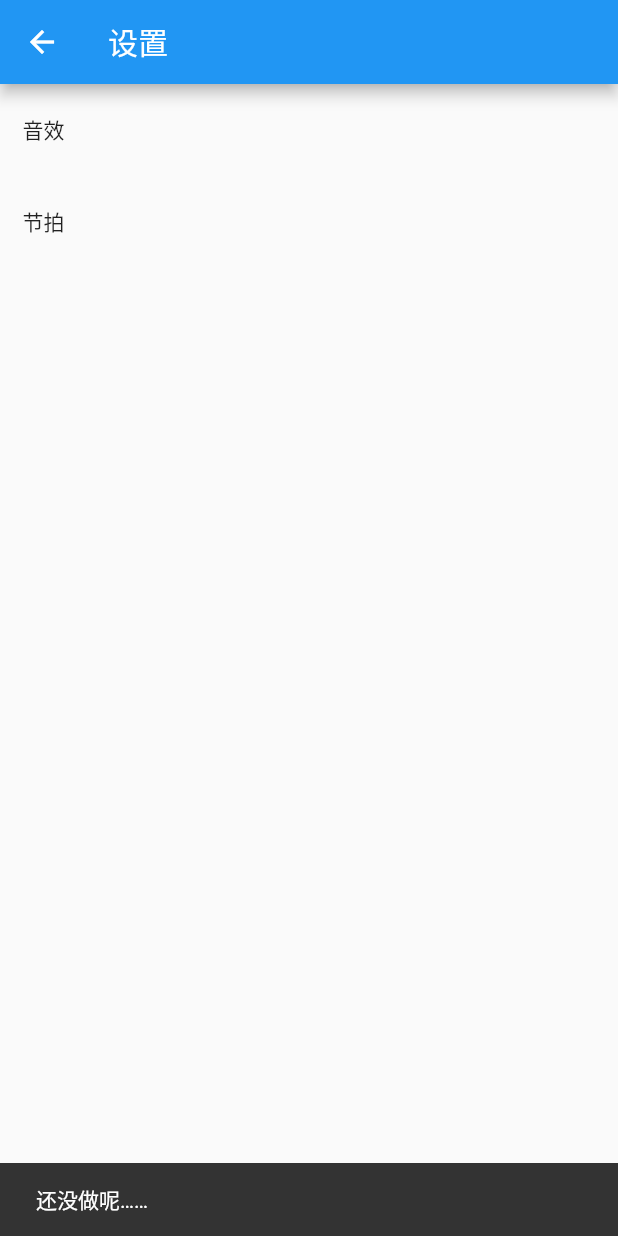
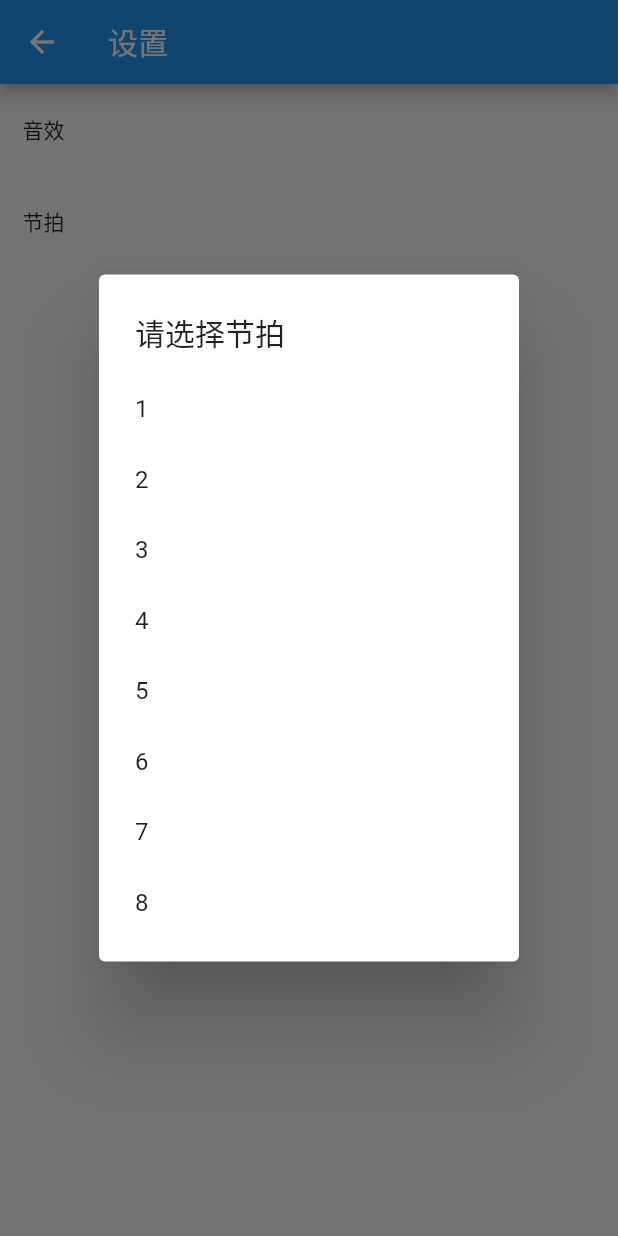
Before and after one commit to summerscar/metronome_flutter, a Flutter app: the Setting screen opened directly, after a tap on "节拍", on a phone screen of 412 x 824 dp. Run offline on Flutter 3.47's test engine with Material 2 defaults, Android fonts, the light colour scheme and no system bars; our stand-ins replace assets_audio_player, shared_preferences, sleek_circular_slider, wakelock; accounts and stored records are empty.

Commit message:
✨feat(增加其他拍号): 我需要先学一下乐理

```diff
--- a/lib/component/setting.dart
+++ b/lib/component/setting.dart
@@ -38,8 +38,12 @@ class Setting extends StatelessWidget {
                     style: Theme.of(context).textTheme.button,
                   ),
                 ),
-                onTap: () {
-                  Scaffold.of(context).showSnackBar(SnackBar(content: Text('还没做呢……')));
+                onTap: () async {
+                  // Scaffold.of(context).showSnackBar(SnackBar(content: Text('还没做呢……')));
+                  final res = await changeSteps(context);
+                  if (res != null) {
+                    _setSteps(res);
+                  }
                 },
               )
             )
@@ -83,8 +87,38 @@ Future<int> changeSound(context) async {
   return i;
 }
 
+Future<int> changeSteps(context) async {
+  int i = await showDialog<int>(
+      context: context,
+      builder: (BuildContext context) {
+        return SimpleDialog(
+          title: Text('请选择节拍'),
+          children:
+            List(8).asMap()
+            .entries
+            .map((entry) => SimpleDialogOption(
+              onPressed: () {
+                // 返回1
+                Navigator.pop(context, (entry.key + 1));
+              },
+              child: Padding(
+                padding: EdgeInsets.symmetric(vertical: 6),
+                child: Text((entry.key + 1).toString())
+              ),
+            )).toList()
+          );
+      });
+  return i;
+}
+
 _setSoundType(int soundtype) async {
   SharedPreferences prefs = await SharedPreferences.getInstance();
   // print('_setSoundType: $soundtype');
   await prefs.setInt('sound', soundtype);
 }
+
+_setSteps(int steps) async {
+  SharedPreferences prefs = await SharedPreferences.getInstance();
+  print('_setSteps: $steps');
+  await prefs.setInt('steps', steps);
+}
```
Also changed, not shown: lib/component/indactor.dart (+7 -6 lines), lib/main.dart (+21 -2 lines).
